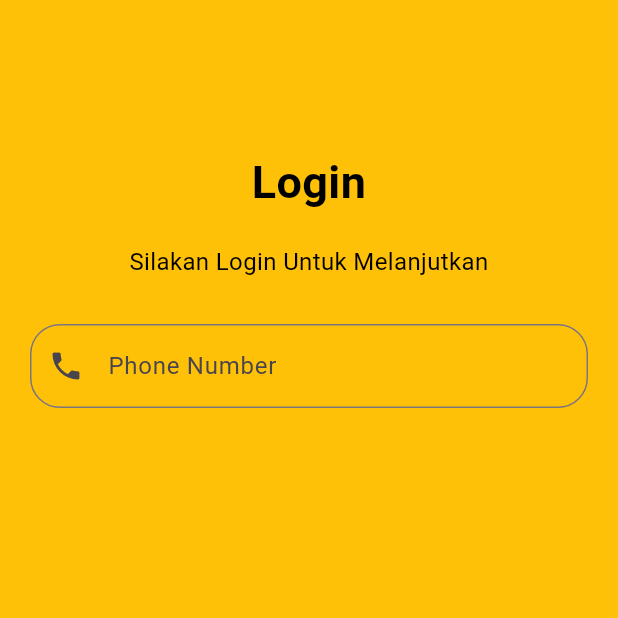
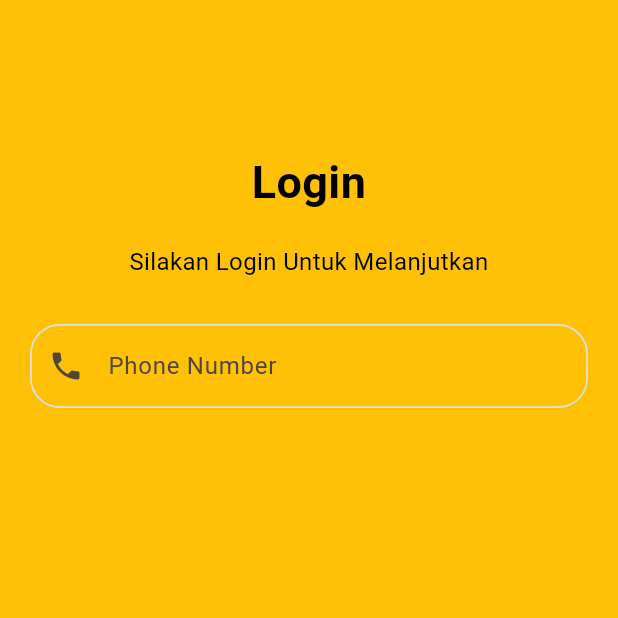
Before and after one commit to annddvaa/KB1179-1123150164-uts, a Flutter app: the Loginscreen screen opened directly, on a phone screen of 412 x 824 dp, the top half of it. Run offline on Flutter 3.47's test engine with Material 3 defaults, Android fonts, the phone set to English and light mode, and no system bars.

Commit message:
mengubah warna di useMaterial3

```diff
--- a/lib/main.dart
+++ b/lib/main.dart
@@ -14,7 +14,7 @@ class MyApp extends StatelessWidget {
       title: "KB1179-1123150164, Dava Ananda",
       theme: ThemeData(
         useMaterial3: true,
-        colorScheme: ColorScheme.fromSeed(seedColor: Colors.deepPurple),
+        colorScheme: ColorScheme.fromSeed(seedColor: Colors.amber),
       ),
       home: Splashscreen1(),
       debugShowCheckedModeBanner: false,
--- a/lib/screen/Loginscreen.dart
+++ b/lib/screen/Loginscreen.dart
@@ -39,6 +39,13 @@ class Loginscreen extends StatelessWidget {
                   border: OutlineInputBorder(
                     borderRadius: const BorderRadius.all(Radius.circular(20)),
                   ),
+                  enabledBorder: OutlineInputBorder(
+                    borderRadius: BorderRadius.all(Radius.circular(20)),
+                    borderSide: BorderSide(
+                      color: Colors.grey[300]!,
+                      width: 1.2,
+                    ),
+                  ),
                 ),
               ),
             ],
```
